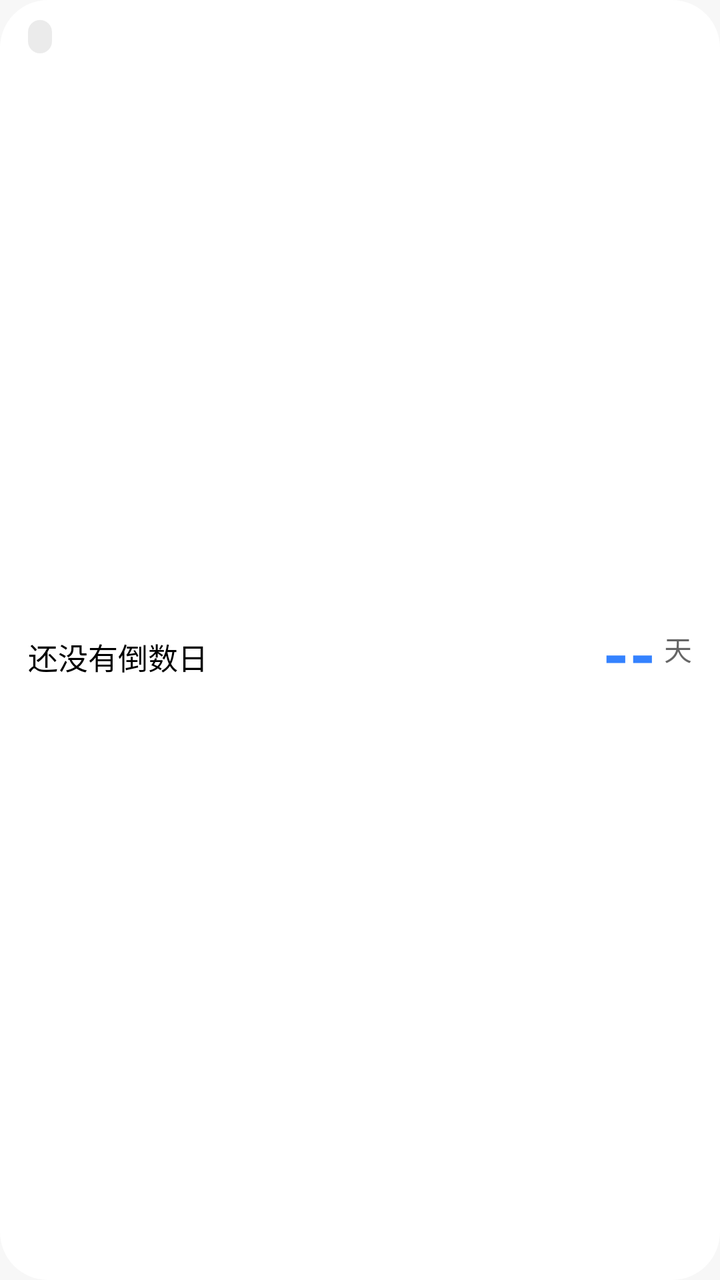
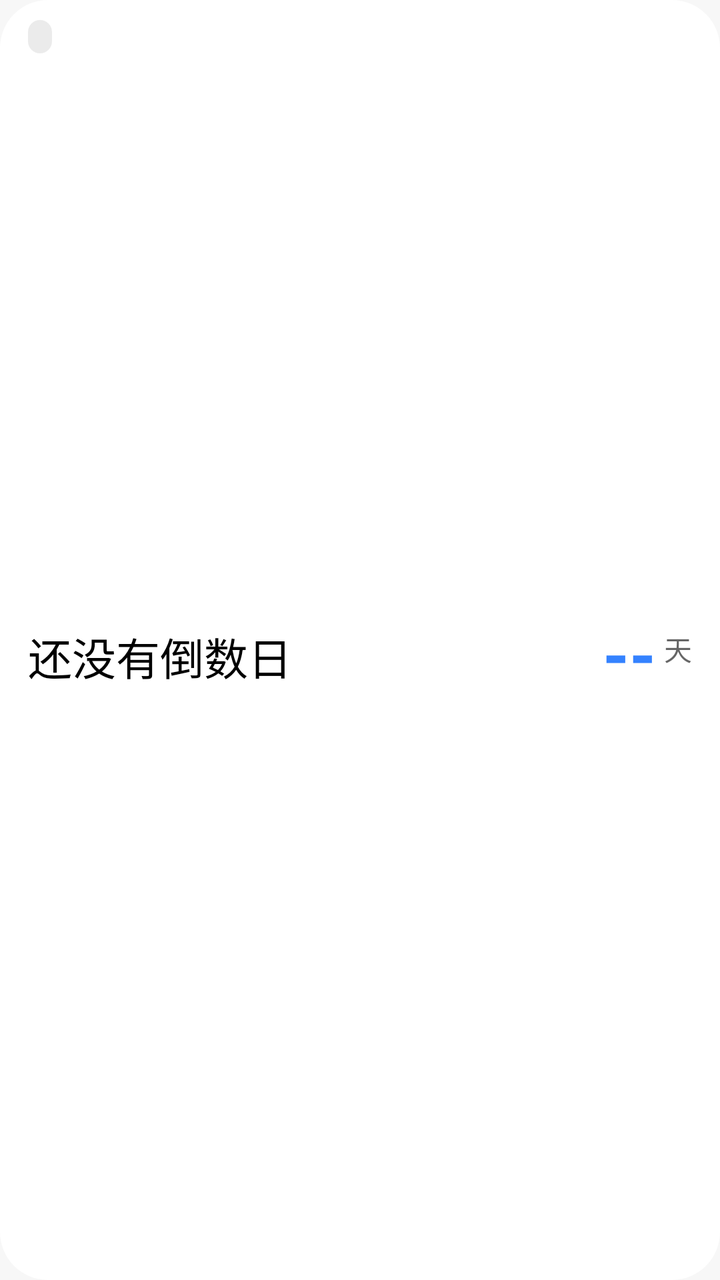

Before-and-after screenshots of an Android layout around one commit, followed by the original layout XML and the change that was made.
<!-- AndroidManifest.xml: application theme Theme.HyperMatter -->
<!-- res/layout/widget_minimal.xml -->
<?xml version="1.0" encoding="utf-8"?>
<LinearLayout xmlns:android="http://schemas.android.com/apk/res/android"
    android:id="@+id/widget_root"
    android:layout_width="match_parent"
    android:layout_height="match_parent"
    android:background="@drawable/widget_bg"
    android:orientation="vertical"
    android:paddingStart="14dp"
    android:paddingTop="10dp"
    android:paddingEnd="14dp"
    android:paddingBottom="10dp">

    <TextView
        android:id="@+id/widget_tag"
        android:layout_width="wrap_content"
        android:layout_height="wrap_content"
        android:background="@drawable/widget_tag_bg"
        android:paddingStart="6dp"
        android:paddingTop="1dp"
        android:paddingEnd="6dp"
        android:paddingBottom="2dp"
        android:text=""
        android:textColor="@color/widget_text_secondary"
        android:textSize="10sp" />

    <LinearLayout
        android:layout_width="match_parent"
        android:layout_height="0dp"
        android:layout_weight="1"
        android:gravity="center_vertical"
        android:orientation="horizontal">

        <TextView
            android:id="@+id/widget_title"
            android:layout_width="0dp"
            android:layout_height="wrap_content"
            android:layout_marginEnd="8dp"
            android:layout_weight="1"
            android:ellipsize="end"
            android:fontFamily="sans-serif-medium"
            android:maxLines="1"
            android:text="@string/widget_empty_title"
            android:textColor="@color/widget_text_primary"
            android:textSize="15sp" />

        <TextView
            android:id="@+id/widget_days"
            android:layout_width="wrap_content"
            android:layout_height="wrap_content"
            android:fontFamily="sans-serif"
            android:includeFontPadding="false"
            android:text="--"
            android:textColor="@color/widget_accent"
            android:textSize="34sp"
            android:textStyle="bold" />

        <TextView
            android:id="@+id/widget_days_unit"
            android:layout_width="wrap_content"
            android:layout_height="wrap_content"
            android:layout_marginStart="4dp"
            android:layout_marginBottom="4dp"
            android:text="天"
            android:textColor="@color/widget_text_secondary"
            android:textSize="14sp" />
    </LinearLayout>
</LinearLayout>
<!-- resources referenced by this layout -->
<resources>
  <color name="widget_accent">#FF3482FF</color>
  <color name="widget_text_primary">#FF000000</color>
  <color name="widget_text_secondary">#99000000</color>
  <!-- drawable widget_bg (drawable) -->
  <?xml version="1.0" encoding="utf-8"?>
  <shape xmlns:android="http://schemas.android.com/apk/res/android">
      <solid android:color="@color/widget_bg" />
      <corners android:radius="24dp" />
  </shape>
  <!-- drawable widget_tag_bg (drawable) -->
  <?xml version="1.0" encoding="utf-8"?>
  <shape xmlns:android="http://schemas.android.com/apk/res/android"
      android:shape="rectangle">
      <solid android:color="@color/widget_tag_bg" />
      <corners android:radius="10dp" />
  </shape>
  <string name="widget_empty_title">还没有倒数日</string>
  <style name="Theme.HyperMatter" parent="android:Theme.Material.NoActionBar">
          <item name="android:statusBarColor">@android:color/transparent</item>
          <item name="android:windowLightStatusBar">true</item>
          <item name="android:navigationBarColor">@android:color/transparent</item>
          
          <item name="android:windowBackground">#FFF7F7F7</item>
          <item name="android:windowSplashScreenBackground">#FFF7F7F7</item>
      </style>
  <color name="widget_bg">#FFFFFFFF</color>
  <color name="widget_tag_bg">#14000000</color>
</resources>

<!-- the commit's change to res/layout/widget_minimal.xml (unified diff, before → after) -->
@@ -41,7 +41,7 @@
             android:maxLines="1"
             android:text="@string/widget_empty_title"
             android:textColor="@color/widget_text_primary"
-            android:textSize="15sp" />
+            android:textSize="22sp" />
 
         <TextView
             android:id="@+id/widget_days"
